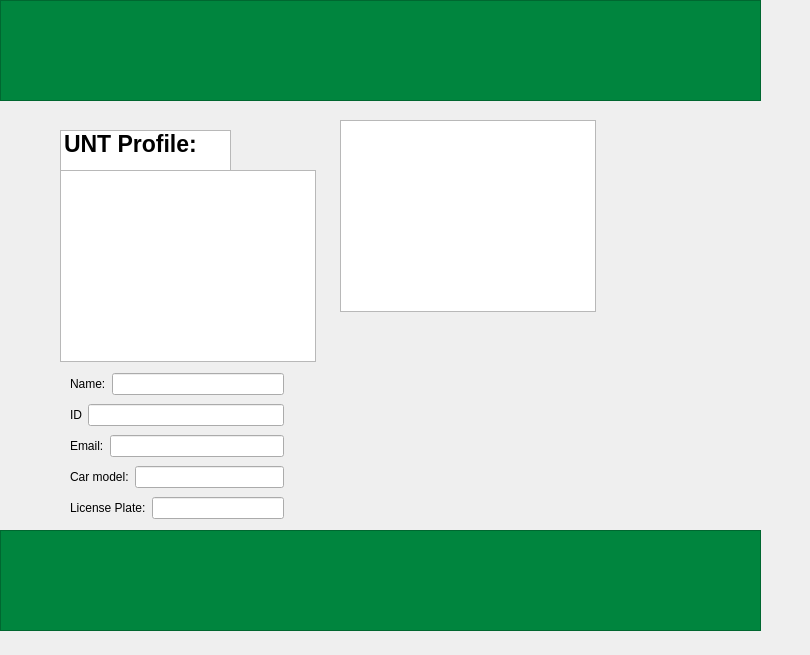
Qt form dialog.ui (A-Monjaras/Parking-Tracker-UNT) before a commit.
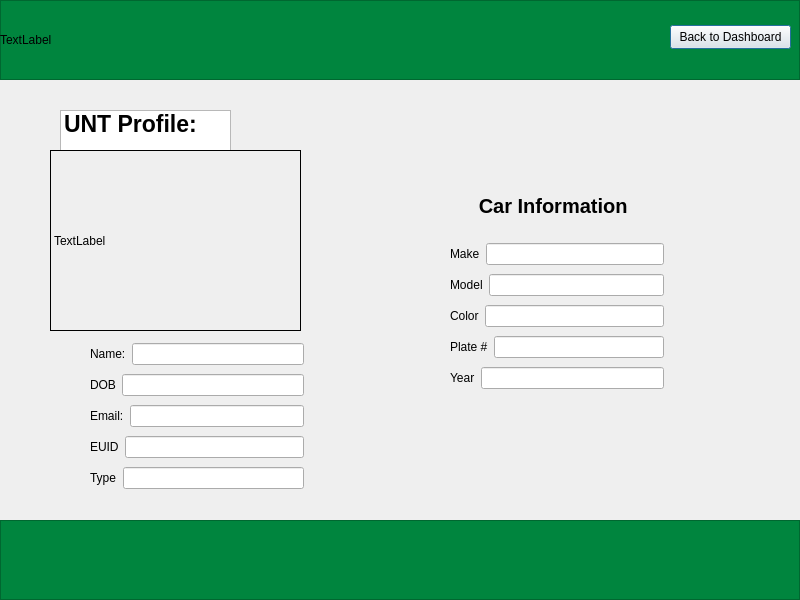
The same form after that commit.

Patch:
```diff
--- a/dialog.ui
+++ b/dialog.ui
@@ -6,8 +6,8 @@
    <rect>
     <x>0</x>
     <y>0</y>
-    <width>810</width>
-    <height>655</height>
+    <width>800</width>
+    <height>600</height>
    </rect>
   </property>
   <property name="windowTitle">
@@ -16,24 +16,11 @@
   <property name="styleSheet">
    <string notr="true"/>
   </property>
-  <widget class="QListWidget" name="listWidget">
-   <property name="geometry">
-    <rect>
-     <x>60</x>
-     <y>170</y>
-     <width>256</width>
-     <height>192</height>
-    </rect>
-   </property>
-   <property name="styleSheet">
-    <string notr="true"/>
-   </property>
-  </widget>
   <widget class="QListWidget" name="listWidget_2">
    <property name="geometry">
     <rect>
      <x>60</x>
-     <y>130</y>
+     <y>110</y>
      <width>171</width>
      <height>41</height>
     </rect>
@@ -70,8 +57,8 @@
   <widget class="QWidget" name="layoutWidget">
    <property name="geometry">
     <rect>
-     <x>70</x>
-     <y>370</y>
+     <x>90</x>
+     <y>340</y>
      <width>214</width>
      <height>156</height>
     </rect>
@@ -100,7 +87,7 @@
       <item>
        <widget class="QLabel" name="label_2">
         <property name="text">
-         <string>ID</string>
+         <string>DOB</string>
         </property>
        </widget>
       </item>
@@ -128,7 +115,7 @@
       <item>
        <widget class="QLabel" name="label_4">
         <property name="text">
-         <string>Car model:</string>
+         <string>EUID</string>
         </property>
        </widget>
       </item>
@@ -142,7 +129,7 @@
       <item>
        <widget class="QLabel" name="label_5">
         <property name="text">
-         <string>License Plate:</string>
+         <string>Type</string>
         </property>
        </widget>
       </item>
@@ -158,8 +145,8 @@
     <rect>
      <x>0</x>
      <y>0</y>
-     <width>761</width>
-     <height>101</height>
+     <width>800</width>
+     <height>80</height>
     </rect>
    </property>
    <property name="styleSheet">
@@ -172,9 +159,9 @@
    <property name="geometry">
     <rect>
      <x>0</x>
-     <y>530</y>
-     <width>761</width>
-     <height>101</height>
+     <y>520</y>
+     <width>800</width>
+     <height>80</height>
     </rect>
    </property>
    <property name="styleSheet">
@@ -183,14 +170,160 @@
 }</string>
    </property>
   </widget>
-  <widget class="QGraphicsView" name="graphicsView_3">
+  <widget class="QLabel" name="untlogo">
    <property name="geometry">
     <rect>
-     <x>340</x>
-     <y>120</y>
-     <width>256</width>
-     <height>192</height>
+     <x>0</x>
+     <y>0</y>
+     <width>180</width>
+     <height>80</height>
     </rect>
+   </property>
+   <property name="text">
+    <string>TextLabel</string>
+   </property>
+  </widget>
+  <widget class="QPushButton" name="backtodash">
+   <property name="geometry">
+    <rect>
+     <x>670</x>
+     <y>25</y>
+     <width>121</width>
+     <height>24</height>
+    </rect>
+   </property>
+   <property name="text">
+    <string>Back to Dashboard</string>
+   </property>
+  </widget>
+  <widget class="QWidget" name="layoutWidget_2">
+   <property name="geometry">
+    <rect>
+     <x>450</x>
+     <y>240</y>
+     <width>214</width>
+     <height>156</height>
+    </rect>
+   </property>
+   <layout class="QVBoxLayout" name="verticalLayout_2">
+    <item>
+     <layout class="QHBoxLayout" name="horizontalLayout_6">
+      <item>
+       <widget class="QLabel" name="label_6">
+        <property name="text">
+         <string>Make</string>
+        </property>
+       </widget>
+      </item>
+      <item>
+       <widget class="QLineEdit" name="lineEdit_6">
+        <property name="text">
+         <string/>
+        </property>
+       </widget>
+      </item>
+     </layout>
+    </item>
+    <item>
+     <layout class="QHBoxLayout" name="horizontalLayout_7">
+      <item>
+       <widget class="QLabel" name="label_7">
+        <property name="text">
+         <string>Model</string>
+        </property>
+       </widget>
+      </item>
+      <item>
+       <widget class="QLineEdit" name="lineEdit_7"/>
+      </item>
+     </layout>
+    </item>
+    <item>
+     <layout class="QHBoxLayout" name="horizontalLayout_8">
+      <item>
+       <widget class="QLabel" name="label_8">
+        <property name="text">
+         <string>Color</string>
+        </property>
+       </widget>
+      </item>
+      <item>
+       <widget class="QLineEdit" name="lineEdit_8"/>
+      </item>
+     </layout>
+    </item>
+    <item>
+     <layout class="QHBoxLayout" name="horizontalLayout_9">
+      <item>
+       <widget class="QLabel" name="label_9">
+        <property name="text">
+         <string>Plate #</string>
+        </property>
+       </widget>
+      </item>
+      <item>
+       <widget class="QLineEdit" name="lineEdit_9"/>
+      </item>
+     </layout>
+    </item>
+    <item>
+     <layout class="QHBoxLayout" name="horizontalLayout_10">
+      <item>
+       <widget class="QLabel" name="label_10">
+        <property name="text">
+         <string>Year</string>
+        </property>
+       </widget>
+      </item>
+      <item>
+       <widget class="QLineEdit" name="lineEdit_10"/>
+      </item>
+     </layout>
+    </item>
+   </layout>
+  </widget>
+  <widget class="QLabel" name="label_11">
+   <property name="geometry">
+    <rect>
+     <x>390</x>
+     <y>180</y>
+     <width>341</width>
+     <height>51</height>
+    </rect>
+   </property>
+   <property name="font">
+    <font>
+     <pointsize>15</pointsize>
+     <bold>true</bold>
+    </font>
+   </property>
+   <property name="text">
+    <string>                Car Information</string>
+   </property>
+  </widget>
+  <widget class="QLabel" name="profilePic">
+   <property name="geometry">
+    <rect>
+     <x>50</x>
+     <y>150</y>
+     <width>251</width>
+     <height>181</height>
+    </rect>
+   </property>
+   <property name="autoFillBackground">
+    <bool>false</bool>
+   </property>
+   <property name="frameShape">
+    <enum>QFrame::Box</enum>
+   </property>
+   <property name="frameShadow">
+    <enum>QFrame::Plain</enum>
+   </property>
+   <property name="lineWidth">
+    <number>1</number>
+   </property>
+   <property name="text">
+    <string>TextLabel</string>
    </property>
   </widget>
  </widget>
```
